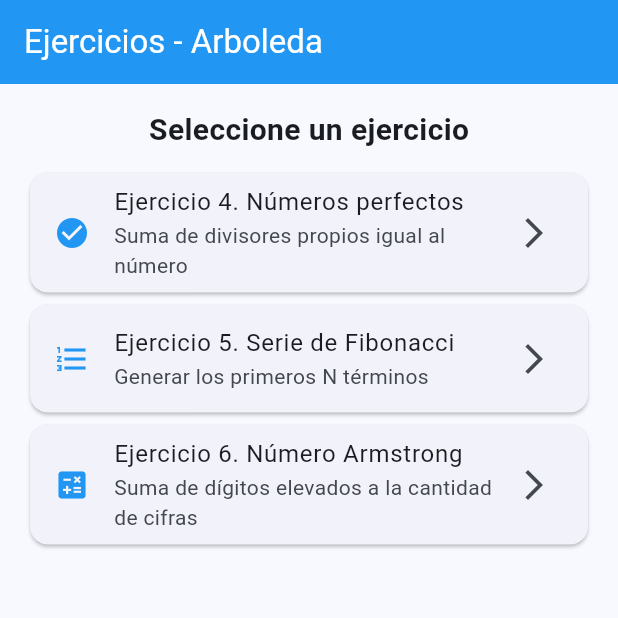
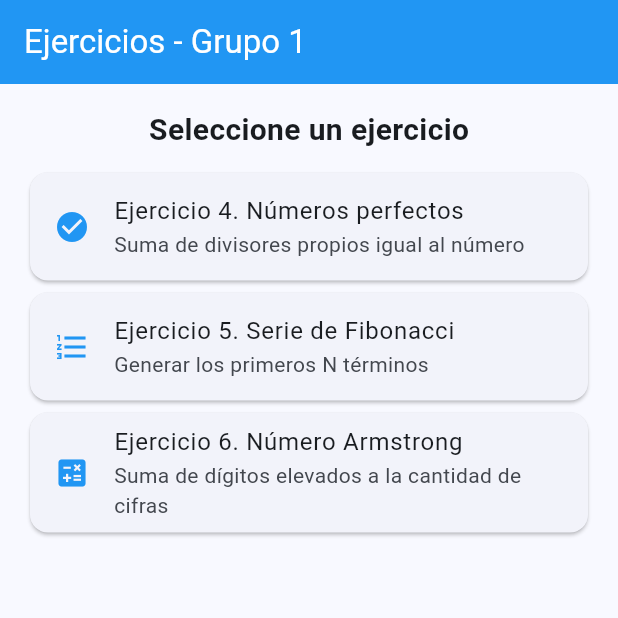
Before and after one commit to adarboleda/clases_moviles, a Flutter app: the screen it shows after launch, on a phone screen of 412 x 824 dp, the top half of it. Run offline on Flutter 3.47's test engine with Material 3 defaults, Android fonts, the phone set to English and light mode, and no system bars.

Commit message:
Arreglo prueba

```diff
--- a/prb001_arboleda/lib/pantallas/menu_pantalla.dart
+++ b/prb001_arboleda/lib/pantallas/menu_pantalla.dart
@@ -7,7 +7,7 @@ class MenuPantalla extends StatelessWidget {
   Widget build(BuildContext context) {
     return Scaffold(
       appBar: AppBar(
-        title: Text('Ejercicios - Arboleda'),
+        title: Text('Ejercicios - Grupo 1'),
         backgroundColor: Colors.blue,
         foregroundColor: Colors.white,
       ),
@@ -26,7 +26,6 @@ class MenuPantalla extends StatelessWidget {
                 leading: Icon(Icons.check_circle, color: Colors.blue),
                 title: Text('Ejercicio 4. Números perfectos'),
                 subtitle: Text('Suma de divisores propios igual al número'),
-                trailing: Icon(Icons.arrow_forward_ios),
                 onTap: () => Navigator.pushNamed(context, '/perfecto'),
               ),
             ),
@@ -36,7 +35,6 @@ class MenuPantalla extends StatelessWidget {
                 leading: Icon(Icons.format_list_numbered, color: Colors.blue),
                 title: Text('Ejercicio 5. Serie de Fibonacci'),
                 subtitle: Text('Generar los primeros N términos'),
-                trailing: Icon(Icons.arrow_forward_ios),
                 onTap: () => Navigator.pushNamed(context, '/fibonacci'),
               ),
             ),
@@ -45,8 +43,9 @@ class MenuPantalla extends StatelessWidget {
               child: ListTile(
                 leading: Icon(Icons.calculate, color: Colors.blue),
                 title: Text('Ejercicio 6. Número Armstrong'),
-                subtitle: Text('Suma de dígitos elevados a la cantidad de cifras'),
-                trailing: Icon(Icons.arrow_forward_ios),
+                subtitle: Text(
+                  'Suma de dígitos elevados a la cantidad de cifras',
+                ),
                 onTap: () => Navigator.pushNamed(context, '/armstrong'),
               ),
             ),
```
